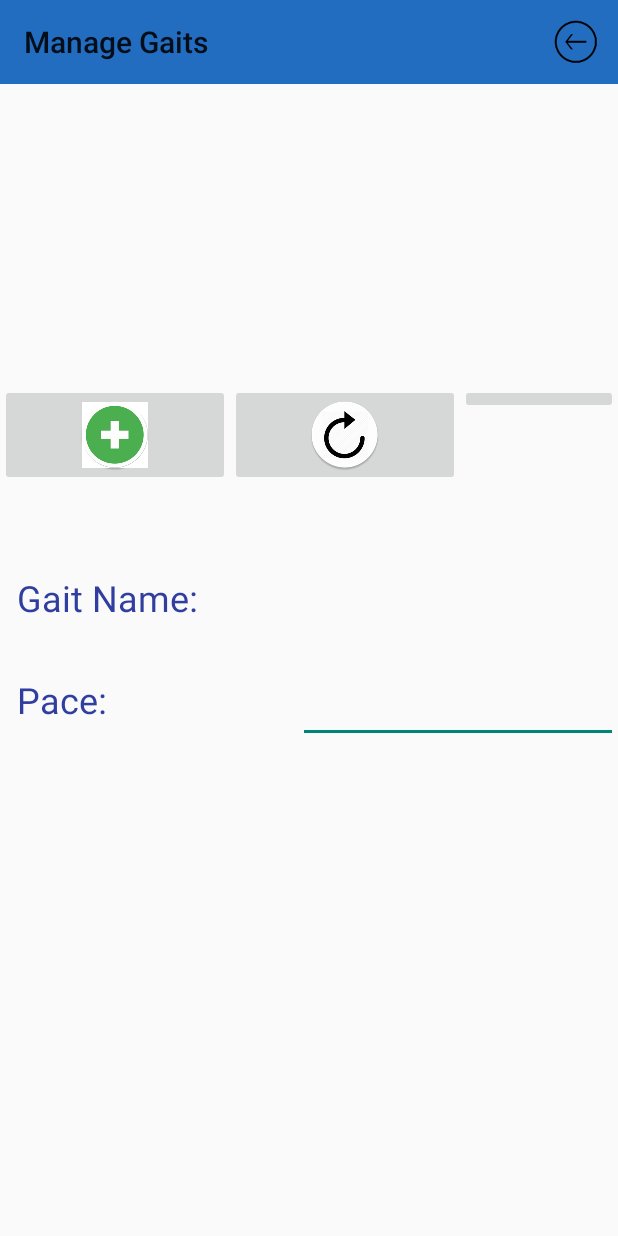
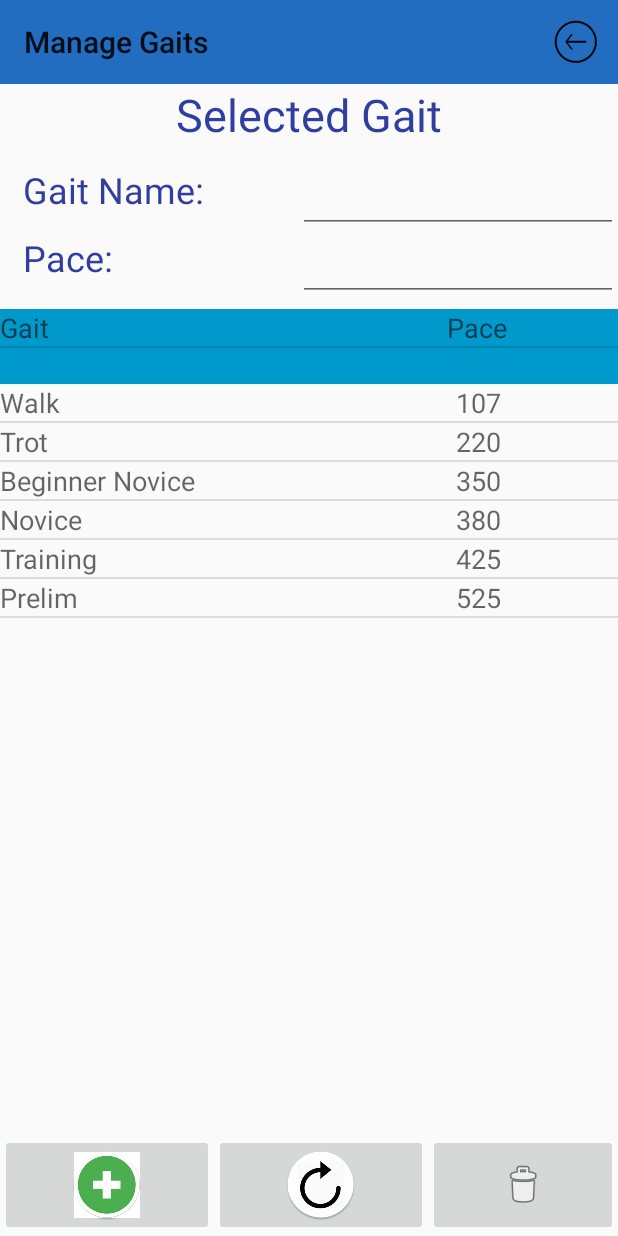
Before and after one commit to bucc5062/TrackItEq_1.0, an Android app: the TrackItEqManageGaits screen opened directly, with no data from a screen before it, on a phone screen of 412 x 824 dp. Run offline under Robolectric (Android 15) with nearby library versions, the phone set to English and light mode, and no system bars.

Commit message:
Added Gait management

```diff
--- a/app/src/main/java/com/newproject/jhull3341/trackiteq/TrackItEqDisplayActivity.java
+++ b/app/src/main/java/com/newproject/jhull3341/trackiteq/TrackItEqDisplayActivity.java
@@ -148,8 +148,6 @@ public class TrackItEqDisplayActivity extends AppCompatActivity
     @Override
     protected void onCreate(Bundle savedInstanceState) {
         super.onCreate(savedInstanceState);
-
-        eqDatabaseService eqDB = new eqDatabaseService(context);
 
         gaitPace = new Hashtable<>();
 
--- a/app/src/main/java/com/newproject/jhull3341/trackiteq/TrackItEqManageGaits.java
+++ b/app/src/main/java/com/newproject/jhull3341/trackiteq/TrackItEqManageGaits.java
@@ -13,12 +13,25 @@ import android.view.Menu;
 import android.view.MenuInflater;
 import android.view.MenuItem;
 import android.view.View;
+import android.widget.AdapterView;
+import android.widget.ArrayAdapter;
+import android.widget.Button;
+import android.widget.EditText;
+import android.widget.GridView;
 import android.widget.ImageButton;
+import android.widget.ListAdapter;
+import android.widget.ListView;
 import android.widget.RelativeLayout;
+import android.widget.SimpleAdapter;
+import android.widget.TextView;
 
 import com.google.android.gms.common.ConnectionResult;
 import com.google.android.gms.common.api.GoogleApiClient;
 import com.google.android.gms.location.LocationListener;
+
+import java.util.ArrayList;
+import java.util.HashMap;
+import java.util.List;
 
 /**
  * Created by jhull3341 on 5/3/2017.
@@ -29,8 +42,13 @@ public class TrackItEqManageGaits extends AppCompatActivity
         GoogleApiClient.ConnectionCallbacks,
         GoogleApiClient.OnConnectionFailedListener {
 
+
+    final Context context = this;
     private static final String eTAG = "Exception";
-    final Context context = this;
+    private String dbPath = "";
+    private String appPath = "";
+    private static final String DATABASE_NAME = "EqConditioning.db";
+
     @Override
     protected void onCreate(@Nullable Bundle savedInstanceState) {
         super.onCreate(savedInstanceState);
@@ -43,7 +61,19 @@ public class TrackItEqManageGaits extends AppCompatActivity
         setSupportActionBar(mySecondaryToolbar);
 
         RelativeLayout rtlAddGait = (RelativeLayout) findViewById(R.id.rltAddGait);
-        rtlAddGait.setVisibility(View.INVISIBLE);
+       // rtlAddGait.setVisibility(View.INVISIBLE);
+
+        dbPath = this.getDatabasePath(DATABASE_NAME).toString();
+        appPath = this.getApplicationInfo().dataDir;
+        Log.i(eTAG, "MainActivity dbPath: " + dbPath);
+        Log.i(eTAG, "MainActivity appPath: " + appPath);
+        eqDatabaseService eqDB = new eqDatabaseService(this,2);
+
+        listAllGaits(eqDB);
+
+        eqDB.close();
+
+        setActivityMainListeners();
 
     }
     @Override
@@ -87,4 +117,138 @@ public class TrackItEqManageGaits extends AppCompatActivity
     public void onLocationChanged(Location location) {
 
     }
+
+    private ImageButton.OnClickListener onClick_btnDeleteIt = new View.OnClickListener() {
+        @Override
+        public void onClick(View v) {
+            eqDatabaseService eqDB = new eqDatabaseService(context,2);
+            EditText txtGait = (EditText) findViewById(R.id.txtGait);
+            EditText txtPace = (EditText) findViewById(R.id.txtPace);
+
+            eqDB.deleteCustomGait(txtGait.getText().toString());
+
+            txtGait.setText("");
+            txtPace.setText("");
+
+            listAllGaits(eqDB);
+
+        }
+    };
+    private ImageButton.OnClickListener onClick_btnAddIt = new View.OnClickListener() {
+        @Override
+        public void onClick(View v) {
+
+            eqDatabaseService eqDB = new eqDatabaseService(context,2);
+
+            EditText txtGait = (EditText) findViewById(R.id.txtGait);
+            EditText txtPace = (EditText) findViewById(R.id.txtPace);
+
+            eqCustomGaits_dt gait = new eqCustomGaits_dt();
+
+            gait.setName(eqCustomGaits_dt.DEFAULT_NAME);
+            gait.setCategory(eqCustomGaits_dt.DEFAULT_CATEGORY);
+            gait.setUom(eqCustomGaits_dt.DEFAULT_UOM);
+            gait.setGait(txtGait.getText().toString());
+            gait.setPace(Integer.parseInt(txtPace.getText().toString()));
+
+            eqDB.insertCustomGait(gait);
+            eqDB.close();
+
+            txtGait.setText("");
+            txtPace.setText("");
+            txtGait.findFocus();
+
+            listAllGaits(eqDB);
+
+        }
+    };
+
+    private ListView.OnItemClickListener onClick_lstGaits = new AdapterView.OnItemClickListener() {
+        @Override
+        public void onItemClick(AdapterView<?> parent, View view, int position, long id) {
+            TextView txtgait = (TextView) view.findViewById(R.id.txtgName);
+            TextView txtpace = (TextView) view.findViewById(R.id.txtgPace);
+
+            TextView pGait = (TextView) findViewById(R.id.txtGait);
+            TextView ppace = (TextView) findViewById(R.id.txtPace);
+            pGait.setText(txtgait.getText());
+            ppace.setText(txtpace.getText());
+
+        }
+    };
+    //region local functions
+    private void listAllGaits(eqDatabaseService eqDB) {
+
+        List<eqCustomGaits_dt> allGaits = eqDB.getAllGaits();    //get the data from the database
+
+        ListView lstGaits = (ListView) findViewById(R.id.lstGaits);
+        ListView lstHeader = (ListView) findViewById(R.id.lstHeader);
+
+        ArrayList<HashMap<String, String>> mylist, mylist_title;   //set up arrys to hold data for columned listview
+        ListAdapter adapter_title, adapter;     // adapters that are send to the liseview adapters, this is how the data is added
+        HashMap<String, String> map1, map2;     // not certain but I think it holds the structrue for the arrays
+
+        // create holding arrays
+
+        mylist = new ArrayList<HashMap<String, String>>();
+        mylist_title = new ArrayList<HashMap<String, String>>();
+
+        // set up the headings
+
+        map1 = new HashMap<String, String>();
+
+        map1.put("keyGait","Gait");  // ????
+        map1.put("keyPace","Pace");  // ????
+
+        mylist_title.add(map1);    // I'm figuring this creates the
+        try {
+            adapter_title = new SimpleAdapter(this, mylist_title, R.layout.gaits_columns,
+                    new String[] { "keyGait", "keyPace" }, new int[] {
+                    R.id.txtgName, R.id.txtgPace });
+            lstHeader.setAdapter(adapter_title);
+        } catch (Exception e) {
+
+        }
+
+        // process the gaits from the table into an adapter to show data
+        if (!allGaits.isEmpty()) {
+
+            for (eqCustomGaits_dt row : allGaits) {
+                map2 = new HashMap<String, String>();               // create a holder for a row
+
+                map2.put("keyGait",row.getGait());                  // put the col data in
+                map2.put("keyPace", row.getPace().toString());      // put the col data in
+                mylist.add(map2);                                   // add the row to the list
+
+                Log.d(eTAG, row.getName() + "," + row.getCategory() + "," + row.getGait() + "," + row.getUom() + "," + row.getPace().toString());
+            }
+
+            try {
+                adapter = new SimpleAdapter(this, mylist, R.layout.gaits_columns,
+                        new String[] { "keyGait", "keyPace" }, new int[] {
+                        R.id.txtgName, R.id.txtgPace  });
+                lstGaits.setAdapter(adapter);
+            } catch (Exception e) {
+
+            }
+            //lstGaits.setAdapter(new ArrayAdapter<String>(this, android.R.layout.simple_list_item_1, list));
+
+        } else {
+            lstGaits.setAdapter(null);
+        }
+    }
+
+    private void setActivityMainListeners() {
+
+        ImageButton btnDeleteIt = (ImageButton) findViewById(R.id.btnDeleteIt);
+        btnDeleteIt.setOnClickListener(onClick_btnDeleteIt);
+        ImageButton btnAddIt = (ImageButton) findViewById(R.id.btnAddIt);
+        btnAddIt.setOnClickListener(onClick_btnAddIt);
+        ListView lstGaits = (ListView) findViewById(R.id.lstGaits);
+        lstGaits.setOnItemClickListener(onClick_lstGaits);
+
+    }
+
+    //endregion
+
 }
--- a/app/src/main/java/com/newproject/jhull3341/trackiteq/eqCustomGaits_dt.java
+++ b/app/src/main/java/com/newproject/jhull3341/trackiteq/eqCustomGaits_dt.java
@@ -4,6 +4,11 @@ package com.newproject.jhull3341.trackiteq;
  * Created by jhull3341 on 3/30/2016.
  */
 public class eqCustomGaits_dt {
+
+    public static final String DEFAULT_NAME = "Equine Riding";
+    public static final String DEFAULT_UOM = "mpm";
+    public static final String DEFAULT_CATEGORY = "Equine";
+
     public String getCategory() {
         return category;
     }
@@ -20,11 +25,11 @@ public class eqCustomGaits_dt {
         Gait = gait;
     }
 
-    public String getPace() {
+    public Integer getPace() {
         return pace;
     }
 
-    public void setPace(String pace) {
+    public void setPace(Integer pace) {
         this.pace = pace;
     }
 
@@ -36,9 +41,18 @@ public class eqCustomGaits_dt {
         this.uom = uom;
     }
 
-    String category;
-    String Gait;
-    String pace;
-    String uom;
+    public String getName() {
+        return name;
+    }
+
+    public void setName(String name) {
+        this.name = name;
+    }
+
+    private String name;
+    private String category;
+    private String Gait;
+    private Integer pace;
+    private String uom;
 
 }
--- a/app/src/main/res/layout/activity_manage_gaits.xml
+++ b/app/src/main/res/layout/activity_manage_gaits.xml
@@ -4,28 +4,13 @@
     xmlns:tools="http://schemas.android.com/tools"
     android:layout_width="match_parent" android:layout_height="match_parent">
 
-    <android.support.v7.widget.Toolbar
-        android:id="@+id/my_gaits_toolbar"
-        android:layout_width="match_parent"
-        android:layout_height="56dp"
-        android:background="#236dc1"
-        android:minHeight="?attr/actionBarSize"
-        android:theme="@style/ThemeOverlay.AppCompat.ActionBar" />
-
-    <GridView
-        android:id="@+id/grdGaitList"
-        android:layout_width="match_parent"
-        android:layout_height="200dp"
-        android:layout_below="@+id/my_gaits_toolbar"
-        android:layout_alignParentStart="true" />
-
     <LinearLayout
+        android:id="@+id/linearLayout"
         android:layout_width="match_parent"
         android:layout_height="68dp"
-        android:layout_below="@+id/grdGaitList"
-        android:layout_centerHorizontal="true"
         android:orientation="horizontal"
-        android:id="@+id/linearLayout">
+        android:layout_alignParentBottom="true"
+        android:layout_alignParentStart="true">
 
         <ImageButton
             android:id="@+id/btnAddIt"
@@ -44,18 +29,83 @@
         <ImageButton
             android:id="@+id/btnDeleteIt"
             android:layout_width="wrap_content"
-            android:layout_height="wrap_content"
-            android:layout_weight="1"
-            tools:src="@mipmap/ic_deleteit" />
+            android:layout_height="match_parent"
+            android:layout_weight="1.00"
+            android:src="@android:drawable/ic_menu_delete" />
 
     </LinearLayout>
+
+    <android.support.v7.widget.Toolbar
+        android:id="@+id/my_gaits_toolbar"
+        android:layout_width="match_parent"
+        android:layout_height="56dp"
+        android:background="#236dc1"
+        android:minHeight="?attr/actionBarSize"
+        android:theme="@style/ThemeOverlay.AppCompat.ActionBar" />
+
+    <RelativeLayout
+        android:id="@+id/relativeLayout"
+        android:layout_width="match_parent"
+        android:layout_height="match_parent"
+        android:layout_alignParentStart="true"
+        android:layout_below="@+id/rltAddGait"
+        android:layout_above="@+id/linearLayout">
+
+        <ListView
+            android:id="@+id/lstGaits"
+            android:layout_width="match_parent"
+            android:layout_height="match_parent"
+            android:layout_alignParentBottom="true"
+            android:layout_below="@+id/lstHeader"
+            android:layout_centerHorizontal="true"
+            android:layout_marginBottom="22dp" />
+
+        <ListView
+            android:id="@+id/lstHeader"
+            android:layout_width="match_parent"
+            android:layout_height="50dp"
+            android:layout_alignParentStart="true"
+            android:layout_alignParentTop="true"
+            android:background="@android:color/holo_blue_dark" />
+
+    </RelativeLayout>
 
     <RelativeLayout
         android:id="@+id/rltAddGait"
         android:layout_width="match_parent"
-        android:layout_height="match_parent"
-        android:layout_below="@+id/linearLayout"
+        android:layout_height="150dp"
+        android:layout_below="@+id/my_gaits_toolbar"
         android:layout_centerHorizontal="true">
+
+        <EditText
+            android:id="@+id/txtPace"
+            android:layout_width="wrap_content"
+            android:layout_height="wrap_content"
+            android:layout_alignParentEnd="true"
+            android:layout_below="@+id/txtGait"
+            android:ems="10"
+            android:inputType="number" />
+
+        <TextView
+            android:id="@+id/textView8"
+            android:layout_width="wrap_content"
+            android:layout_height="wrap_content"
+            android:layout_alignStart="@+id/textView7"
+            android:layout_below="@+id/txtGait"
+            android:text="Pace: "
+            android:textAppearance="@style/TextAppearance.AppCompat.Headline"
+            android:textColor="@color/colorPrimaryDark" />
+
+        <TextView
+            android:id="@+id/textView7"
+            android:layout_width="wrap_content"
+            android:layout_height="wrap_content"
+            android:layout_alignParentStart="true"
+            android:layout_alignTop="@+id/txtGait"
+            android:layout_marginStart="15dp"
+            android:text="Gait Name:"
+            android:textAppearance="@style/TextAppearance.AppCompat.Headline"
+            android:textColor="@color/colorPrimaryDark" />
 
         <EditText
             android:id="@+id/txtGait"
@@ -66,7 +116,6 @@
             android:layout_marginTop="54dp"
             android:ems="10"
             android:inputType="textPersonName"
-            android:text="Name"
             android:textColor="@color/colorPrimaryDark" />
 
         <TextView
@@ -79,38 +128,7 @@
             android:textAppearance="@style/TextAppearance.AppCompat.Headline"
             android:textColor="@color/colorPrimaryDark"
             android:textSize="30sp" />
+
     </RelativeLayout>
 
-    <TextView
-        android:id="@+id/textView7"
-        android:layout_width="wrap_content"
-        android:layout_height="wrap_content"
-        android:layout_alignParentStart="true"
-        android:layout_below="@+id/linearLayout"
-        android:layout_marginStart="11dp"
-        android:layout_marginTop="58dp"
-        android:text="Gait Name:"
-        android:textAppearance="@style/TextAppearance.AppCompat.Headline"
-        android:textColor="@color/colorPrimaryDark" />
-
-    <TextView
-        android:id="@+id/textView8"
-        android:layout_width="wrap_content"
-        android:layout_height="wrap_content"
-        android:layout_marginTop="35dp"
-        android:text="Pace: "
-        android:textAppearance="@style/TextAppearance.AppCompat.Headline"
-        android:textColor="@color/colorPrimaryDark"
-        android:layout_below="@+id/textView7"
-        android:layout_alignStart="@+id/textView7" />
-
-    <EditText
-        android:id="@+id/txtPace"
-        android:layout_width="wrap_content"
-        android:layout_height="wrap_content"
-        android:layout_alignParentEnd="true"
-        android:layout_alignTop="@+id/textView8"
-        android:ems="10"
-        android:inputType="number" />
-
 </RelativeLayout>
--- /dev/null
+++ b/app/src/main/res/layout/gaits_columns.xml
@@ -0,0 +1,21 @@
+<?xml version="1.0" encoding="utf-8"?>
+<LinearLayout xmlns:android="http://schemas.android.com/apk/res/android"
+    android:orientation="horizontal" android:layout_width="match_parent"
+    android:layout_height="match_parent">
+
+    <TextView
+        android:id="@+id/txtgName"
+        android:layout_width="200dp"
+        android:layout_height="wrap_content"
+        android:layout_weight="1"
+        android:text="TextView"
+        android:textAppearance="@style/TextAppearance.AppCompat.Medium" />
+
+    <TextView
+        android:id="@+id/txtgPace"
+        android:layout_width="wrap_content"
+        android:layout_height="wrap_content"
+        android:layout_weight=".75"
+        android:text="TextView"
+        android:textAppearance="@style/TextAppearance.AppCompat.Medium" />
+</LinearLayout>
```
Also changed, not shown: app/src/main/java/com/newproject/jhull3341/trackiteq/TrackItEqMainActivity.java (+29 -20 lines), app/src/main/java/com/newproject/jhull3341/trackiteq/eqDatabaseService.java (+118 -41 lines).
